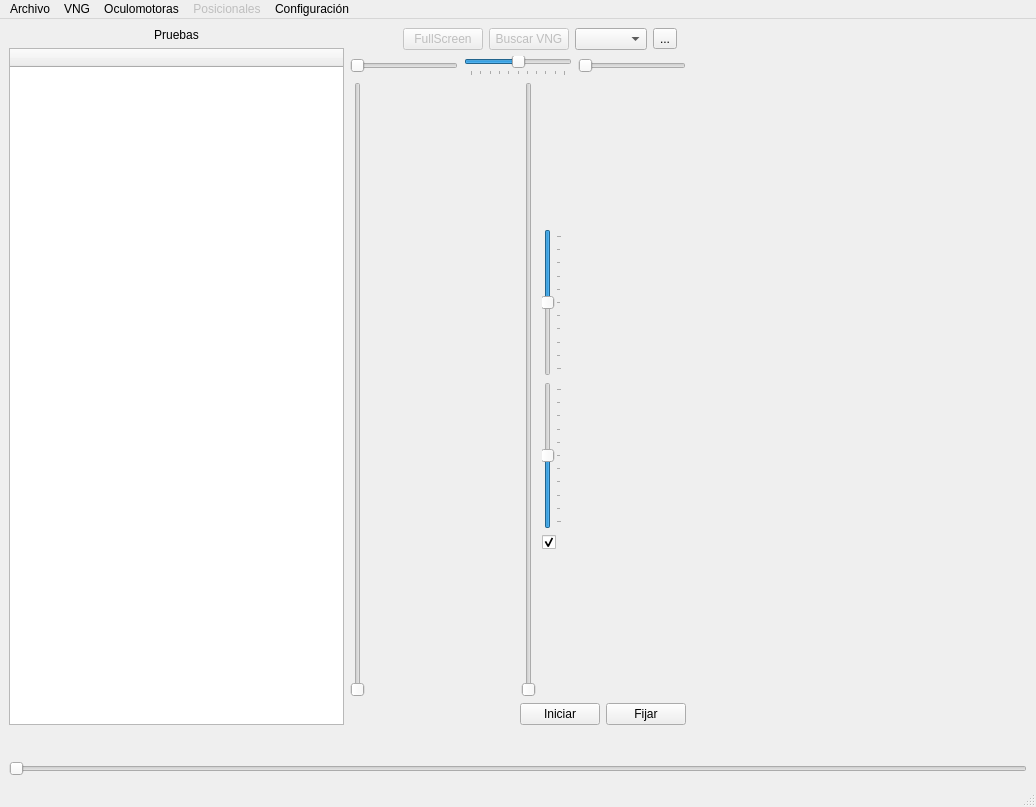
Debaq/Siev, file src/ui/dev/MainWindow.ui: the form before one commit.
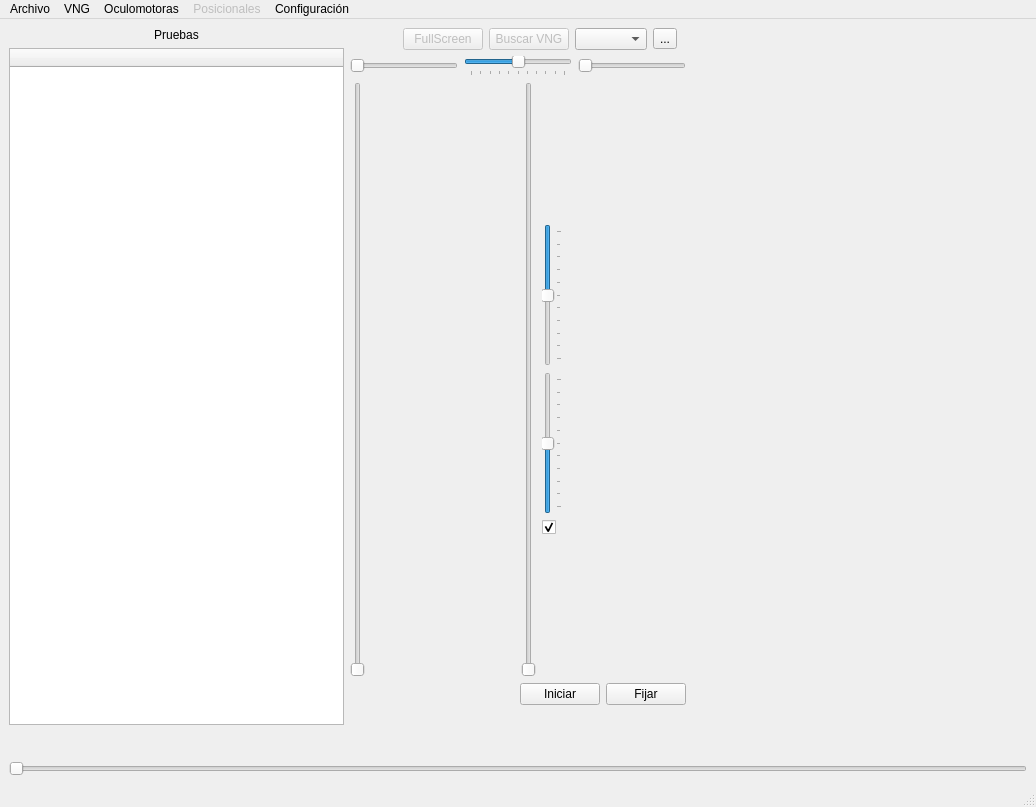
The form after the commit.

Commit message: lbl para el nombre de la prueba

What changed in the file:
```diff
--- a/src/ui/dev/MainWindow.ui
+++ b/src/ui/dev/MainWindow.ui
@@ -350,6 +350,13 @@
           </item>
          </layout>
         </item>
+        <item>
+         <widget class="QLabel" name="lbl_test">
+          <property name="text">
+           <string/>
+          </property>
+         </widget>
+        </item>
        </layout>
       </item>
       <item>
```
The commit also changes 1 other file.
